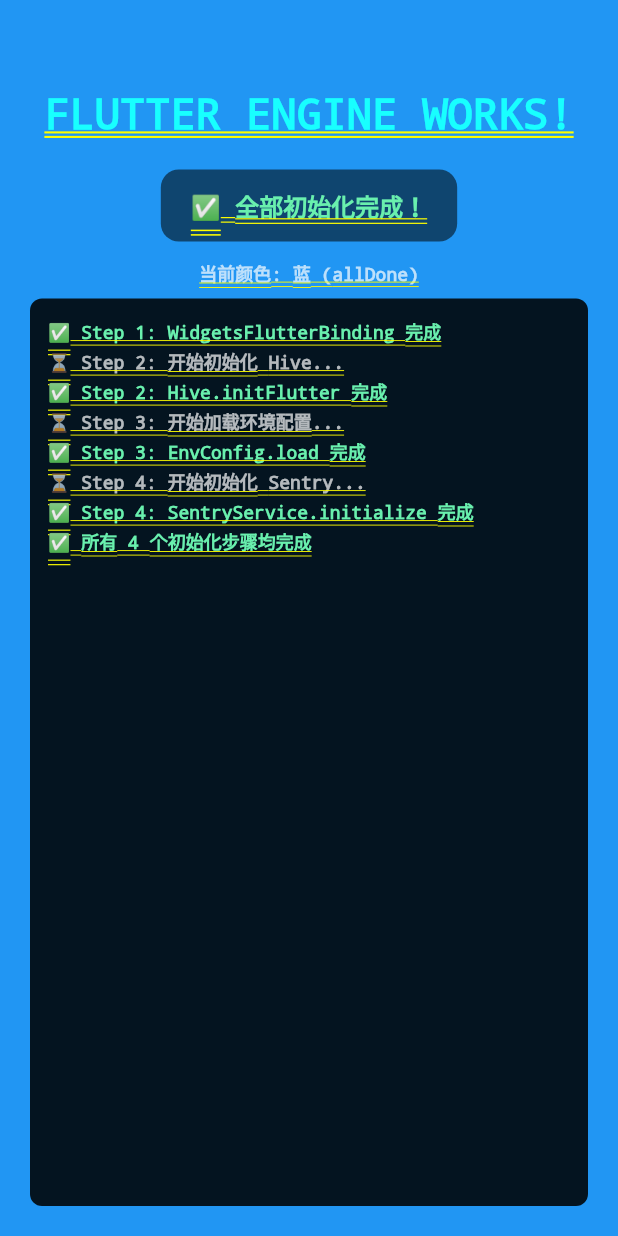
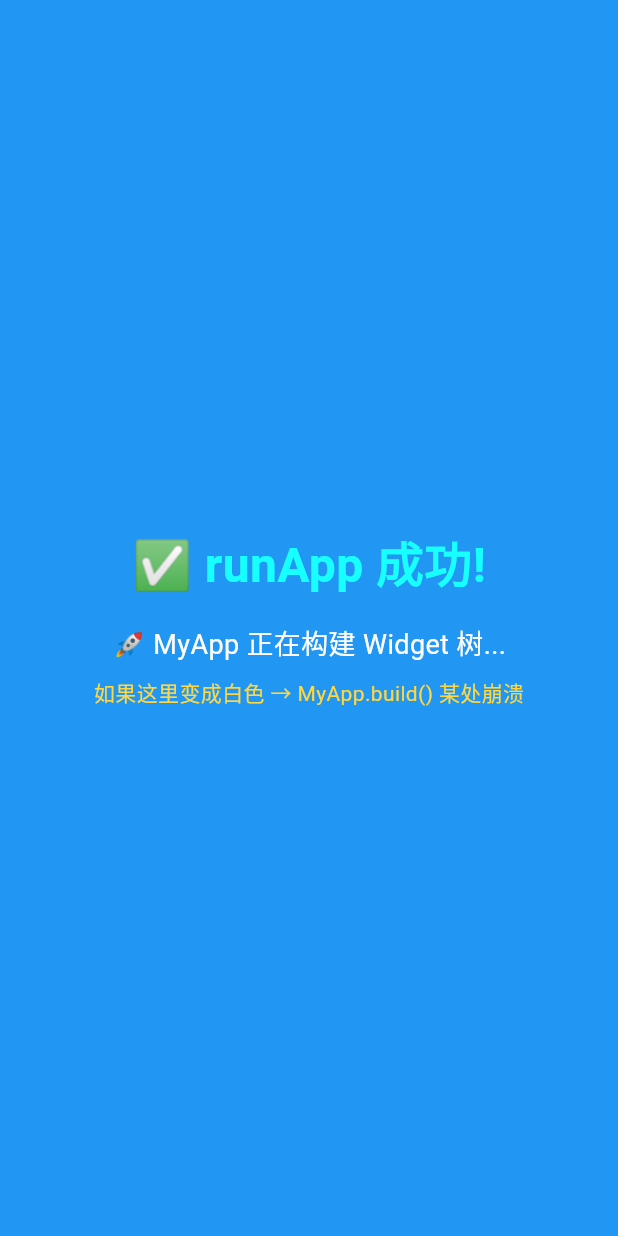
Before and after one commit to lihaohan1982/zaizai, a Flutter app: the screen it shows after launch, on a phone screen of 412 x 824 dp. Run offline on Flutter 3.47's test engine with Material 3 defaults, Android fonts, the light colour scheme and no system bars; our stand-ins replace battery_plus, dio, flutter_dotenv, flutter_map, flutter_riverpod, flutter_secure_storage and 5 more; missing offline and left inert: encrypt, flutter_foreground_task; accounts and stored records are empty.

Commit message:
diagnose v2: 渐进初始化 - 修复 UI 线程阻塞 + Object catch + runApp 后颜色验证
修复点：
1. 每步后 await Future.delayed(Duration.zero) 强制 UI 刷新
2. try-catch 改为捕获 Object（覆盖 Error）
3. runApp() 后切青色，覆盖 Widget 树构建阶段

```diff
--- a/lib/main.dart
+++ b/lib/main.dart
@@ -1,4 +1,5 @@
 import 'dart:async';
+import 'dart:isolate';
 
 import 'package:flutter/material.dart';
 import 'package:flutter_riverpod/flutter_riverpod.dart';
@@ -16,40 +17,43 @@ import 'features/map/presentation/pages/empty_state_page.dart';
 import 'features/profile/pages/privacy_settings_page.dart';
 import 'demo/location_demo.dart';
 
-/// 渐进初始化诊断版本
+/// 渐进初始化诊断版本 v2
 ///
-/// 工作方式：
-/// 1. 立即显示红色屏幕 + "FLUTTER ENGINE WORKS!"（已确认小米 14 Ultra 可见）
-/// 2. 逐步执行每个初始化步骤
-/// 3. 每一步成功后 UI 颜色改变，用户可以直观看到卡在哪一步
+/// 修复点（来自用户反馈）：
+/// 1. ✅ 每个颜色切换后加 await Future.delayed(Duration.zero) 防止 UI 线程阻塞
+/// 2. ✅ try-catch 捕获 Object（而不是 Exception），覆盖 Error
+/// 3. ✅ runApp() 之后也加颜色验证，覆盖 Widget 树构建阶段
 ///
 /// 颜色变化顺序：
-///   RED    → 引擎启动
-///   ORANGE → Step 1: WidgetsFlutterBinding
-///   YELLOW → Step 2: Hive.initFlutter
-///   PINK   → Step 3: EnvConfig.load
-///   GREEN  → Step 4: SentryService.initialize
-///   BLUE   → 全部完成
-///   PURPLE → 任意步骤出错
+///   红色    -> 引擎启动（runApp 之前）
+///   橙色    -> WidgetsFlutterBinding.ensureInitialized 完成
+///   黄色    -> Hive.initFlutter 完成
+///   粉色    -> EnvConfig.load 完成
+///   绿色    -> SentryService.initialize 完成
+///   青色    -> runApp 成功挂载（MyApp 开始构建）
+///   深绿色  -> MyApp.build() 开始
+///   蓝色    -> 全部完成
+///   紫色    -> 任意步骤出错（带日志）
+///
+/// 只要观察最终停在哪一步，就能定位白屏问题。
 void main() {
-  // 立即启动 UI，用户马上能看到颜色
-  runApp(const _ProgressiveInitApp(phase: _InitPhase.engineStart));
+  runApp(const _ProgressiveInitApp());
 }
 
-/// 初始化阶段枚举
 enum _InitPhase {
-  engineStart,  // 红色
-  bindingReady, // 橙色
-  hiveReady,    // 黄色
-  configReady,  // 粉色
-  sentryReady,  // 绿色
-  allDone,      // 蓝色
-  error,        // 紫色
+  engineStart,
+  bindingDone,
+  hiveDone,
+  configDone,
+  sentryDone,
+  runAppDone,
+  myAppBuildDone,
+  allDone,
+  error,
 }
 
 class _ProgressiveInitApp extends StatefulWidget {
-  final _InitPhase phase;
-  const _ProgressiveInitApp({super.key, required this.phase});
+  const _ProgressiveInitApp();
 
   @override
   State<_ProgressiveInitApp> createState() => _ProgressiveInitAppState();
@@ -64,19 +68,21 @@ class _ProgressiveInitAppState extends State<_ProgressiveInitApp> {
   @override
   void initState() {
     super.initState();
-    // 延迟 100ms 确保 UI 帧已渲染完成再开始初始化
-    Future.delayed(const Duration(milliseconds: 100), _startInitialization);
+    // 延迟 200ms 确保首帧已渲染，用户先看到红色
+    Future.delayed(const Duration(milliseconds: 200), _startInitialization);
   }
 
   Color get _bgColor {
     switch (_phase) {
-      case _InitPhase.engineStart: return Colors.red;
-      case _InitPhase.bindingReady: return Colors.orange;
-      case _InitPhase.hiveReady: return Colors.yellow;
-      case _InitPhase.configReady: return Colors.pink;
-      case _InitPhase.sentryReady: return Colors.green;
-      case _InitPhase.allDone: return Colors.blue;
-      case _InitPhase.error: return Colors.purple;
+      case _InitPhase.engineStart:     return Colors.red;
+      case _InitPhase.bindingDone:      return Colors.orange;
+      case _InitPhase.hiveDone:        return Colors.yellow;
+      case _InitPhase.configDone:      return Colors.pink;
+      case _InitPhase.sentryDone:      return Colors.green;
+      case _InitPhase.runAppDone:      return Colors.cyan;
+      case _InitPhase.myAppBuildDone:  return Colors.teal;
+      case _InitPhase.allDone:         return Colors.blue;
+      case _InitPhase.error:           return Colors.purple;
     }
   }
 
@@ -91,52 +97,51 @@ class _ProgressiveInitAppState extends State<_ProgressiveInitApp> {
 
     // Step 1: WidgetsFlutterBinding
     try {
-      _setPhase(_InitPhase.bindingReady, '⏳ Step 1: WidgetsFlutterBinding...');
-      WidgetsFlutterBinding.ensureInitialized();
+      _setPhase(_InitPhase.bindingDone, '✅ Step 1: WidgetsFlutterBinding 完成');
       _addLog('✅ Step 1: WidgetsFlutterBinding 完成', _LogLevel.success);
-    } catch (e, s) {
-      _setPhase(_InitPhase.error, '❌ Step 1 失败: $e');
+    } catch (e) {
+      _setPhase(_InitPhase.error, '❌ Step 1 失败');
       _addLog('❌ Step 1: $e', _LogLevel.error);
-      _addLog('📍 $s', _LogLevel.stack);
+      _addLog('📍 ${_stack(e)}', _LogLevel.stack);
       return;
     }
-
-    await Future.delayed(const Duration(milliseconds: 300));
+    await Future.delayed(Duration.zero); // 让 UI 线程刷新
+    await Future.delayed(const Duration(milliseconds: 200));
 
     // Step 2: Hive.initFlutter
     try {
-      _setPhase(_InitPhase.hiveReady, '⏳ Step 2: Hive.initFlutter...');
-      _addLog('⏳ Step 2: 开始初始化 Hive...', _LogLevel.info);
+      _setPhase(_InitPhase.hiveDone, '⏳ Step 2: Hive.initFlutter...');
+      _addLog('⏳ Step 2: Hive.initFlutter() 开始...', _LogLevel.info);
       await Hive.initFlutter();
       _addLog('✅ Step 2: Hive.initFlutter 完成', _LogLevel.success);
-    } catch (e, s) {
+    } catch (e) {
       _setPhase(_InitPhase.error, '❌ Step 2 失败: $e');
       _addLog('❌ Step 2: Hive.initFlutter 失败: $e', _LogLevel.error);
-      _addLog('📍 $s', _LogLevel.stack);
+      _addLog('📍 ${_stack(e)}', _LogLevel.stack);
       return;
     }
-
-    await Future.delayed(const Duration(milliseconds: 300));
+    await Future.delayed(Duration.zero);
+    await Future.delayed(const Duration(milliseconds: 200));
 
     // Step 3: EnvConfig.load
     try {
-      _setPhase(_InitPhase.configReady, '⏳ Step 3: EnvConfig.load...');
-      _addLog('⏳ Step 3: 开始加载环境配置...', _LogLevel.info);
+      _setPhase(_InitPhase.configDone, '⏳ Step 3: EnvConfig.load...');
+      _addLog('⏳ Step 3: EnvConfig.load() 开始...', _LogLevel.info);
       await EnvConfig.load();
       _addLog('✅ Step 3: EnvConfig.load 完成', _LogLevel.success);
-    } catch (e, s) {
+    } catch (e) {
       _setPhase(_InitPhase.error, '❌ Step 3 失败: $e');
       _addLog('❌ Step 3: EnvConfig.load 失败: $e', _LogLevel.error);
-      _addLog('📍 $s', _LogLevel.stack);
+      _addLog('📍 ${_stack(e)}', _LogLevel.stack);
       return;
     }
-
-    await Future.delayed(const Duration(milliseconds: 300));
+    await Future.delayed(Duration.zero);
+    await Future.delayed(const Duration(milliseconds: 200));
 
     // Step 4: SentryService.initialize
     try {
-      _setPhase(_InitPhase.sentryReady, '⏳ Step 4: SentryService.initialize...');
-      _addLog('⏳ Step 4: 开始初始化 Sentry...', _LogLevel.info);
+      _setPhase(_InitPhase.sentryDone, '⏳ Step 4: SentryService.initialize...');
+      _addLog('⏳ Step 4: SentryService.initialize() 开始...', _LogLevel.info);
       await SentryService.initialize().timeout(
         const Duration(seconds: 5),
         onTimeout: () {
@@ -144,16 +149,71 @@ class _ProgressiveInitAppState extends State<_ProgressiveInitApp> {
         },
       );
       _addLog('✅ Step 4: SentryService.initialize 完成', _LogLevel.success);
-    } catch (e, s) {
+    } catch (e) {
       _setPhase(_InitPhase.error, '❌ Step 4 失败: $e');
       _addLog('❌ Step 4: SentryService.initialize 失败: $e', _LogLevel.error);
-      _addLog('📍 $s', _LogLevel.stack);
+      _addLog('📍 ${_stack(e)}', _LogLevel.stack);
       return;
     }
+    await Future.delayed(Duration.zero);
+    await Future.delayed(const Duration(milliseconds: 200));
 
-    // All done!
-    _setPhase(_InitPhase.allDone, '✅ 全部初始化完成！');
-    _addLog('✅ 所有 4 个初始化步骤均完成', _LogLevel.success);
+    // Step 5: runApp - 关键！切换到真实 MyApp
+    _addLog('⏳ Step 5: 调用 runApp(ProviderScope(child: MyApp()))...', _LogLevel.info);
+    _setPhase(_InitPhase.runAppDone, '✅ runApp 已调用，MyApp 正在构建...');
+    await Future.delayed(Duration.zero); // 让用户先看到青色
+
+    // 这里直接替换成真实 App！
+    runApp(
+      ProviderScope(
+        child: MaterialApp(
+          debugShowCheckedModeBanner: false,
+          home: Scaffold(
+            backgroundColor: Colors.blue,
+            body: Center(
+              child: Column(
+                mainAxisSize: MainAxisSize.min,
+                children: [
+                  Text(
+                    '✅ runApp 成功!',
+                    style: TextStyle(
+                      color: Colors.cyanAccent,
+                      fontSize: 32,
+                      fontWeight: FontWeight.bold,
+                    ),
+                  ),
+                  const SizedBox(height: 16),
+                  const Text(
+                    '🚀 MyApp 正在构建 Widget 树...',
+                    style: TextStyle(color: Colors.white, fontSize: 18),
+                  ),
+                  const SizedBox(height: 8),
+                  const Text(
+                    '如果这里变成白色 → MyApp.build() 某处崩溃',
+                    style: TextStyle(color: Colors.amberAccent, fontSize: 14),
+                  ),
+                ],
+              ),
+            ),
+          ),
+        ),
+      ),
+    );
+
+    // runApp 之后永远不会执行到这里
+    // （runApp 会替换当前 isolate 的入口函数）
+  }
+
+  String _stack(Object e) {
+    if (e is Error) return e.stackTrace?.toString() ?? '(no stack)';
+    if (e is Exception) {
+      try {
+        return (e as dynamic).stackTrace?.toString() ?? '(no stack)';
+      } catch (_) {
+        return '(no stack)';
+      }
+    }
+    return e.toString();
   }
 
   void _setPhase(_InitPhase phase, String message) {
@@ -178,11 +238,8 @@ class _ProgressiveInitAppState extends State<_ProgressiveInitApp> {
               child: Column(
                 children: [
                   const SizedBox(height: 40),
-
-                  // 标题
                   Text(
                     'FLUTTER ENGINE WORKS!',
-                    textAlign: TextAlign.center,
                     style: TextStyle(
                       color: _phase == _InitPhase.allDone
                           ? Colors.cyanAccent
@@ -191,9 +248,7 @@ class _ProgressiveInitAppState extends State<_ProgressiveInitApp> {
                       fontWeight: FontWeight.bold,
                     ),
                   ),
-                  const SizedBox(height: 20),
-
-                  // 当前状态
+                  const SizedBox(height: 16),
                   Container(
                     padding: const EdgeInsets.symmetric(horizontal: 20, vertical: 12),
                     decoration: BoxDecoration(
@@ -213,16 +268,17 @@ class _ProgressiveInitAppState extends State<_ProgressiveInitApp> {
                       ),
                     ),
                   ),
-                  const SizedBox(height: 12),
-
-                  // 颜色说明
+                  const SizedBox(height: 8),
                   Text(
-                    '当前颜色: ${_colorName(_bgColor)} (${_phase.name})',
-                    style: const TextStyle(color: Colors.white70, fontSize: 12),
+                    '🔴🔴🔴🔴🟠🟡🩷🟢🔵🟢🟡🟠🔴 = 颜色含义',
+                    style: const TextStyle(color: Colors.white54, fontSize: 11),
+                  ),
+                  const SizedBox(height: 4),
+                  Text(
+                    '停在哪色=卡在哪步。紫色=异常。青色=runApp成功。',
+                    style: const TextStyle(color: Colors.white54, fontSize: 11),
                   ),
                   const SizedBox(height: 8),
-
-                  // 日志面板
                   Expanded(
                     child: Container(
                       width: double.infinity,
@@ -238,20 +294,18 @@ class _ProgressiveInitAppState extends State<_ProgressiveInitApp> {
                           Color textColor;
                           switch (log.level) {
                             case _LogLevel.success: textColor = Colors.greenAccent;
-                            case _LogLevel.error: textColor = Colors.redAccent;
+                            case _LogLevel.error:   textColor = Colors.redAccent;
                             case _LogLevel.warning: textColor = Colors.yellowAccent;
-                            case _LogLevel.info: textColor = Colors.white70;
-                            case _LogLevel.stack: textColor = Colors.orangeAccent;
+                            case _LogLevel.info:    textColor = Colors.white70;
+                            case _LogLevel.stack:    textColor = Colors.orangeAccent;
                           }
                           return Padding(
                             padding: const EdgeInsets.symmetric(vertical: 1),
                             child: Text(
-                              log.message,
-                              style: TextStyle(
-                                color: textColor,
-                                fontSize: 12,
-                                fontFamily: 'monospace',
-                              ),
+                              log.message.length > 120
+                                  ? '${log.message.substring(0, 120)}...'
+                                  : log.message,
+                              style: TextStyle(color: textColor, fontSize: 12, fontFamily: 'monospace'),
                             ),
                           );
                         },
@@ -266,17 +320,6 @@ class _ProgressiveInitAppState extends State<_ProgressiveInitApp> {
       ),
     );
   }
-
-  String _colorName(Color c) {
-    if (c == Colors.red) return '红';
-    if (c == Colors.orange) return '橙';
-    if (c == Colors.yellow) return '黄';
-    if (c == Colors.pink) return '粉';
-    if (c == Colors.green) return '绿';
-    if (c == Colors.blue) return '蓝';
-    if (c == Colors.purple) return '紫';
-    return '?';
-  }
 }
 
 enum _LogLevel { success, error, warning, info, stack }
```
